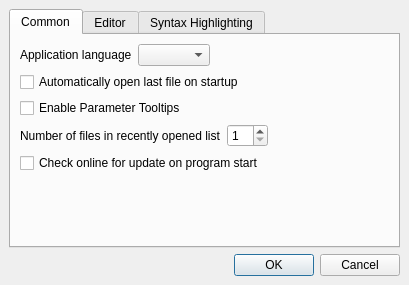
Above: src/UiGuiSettingsDialog.ui from danblakemore/universal-indent-gui before the change. Below: the same form after it.
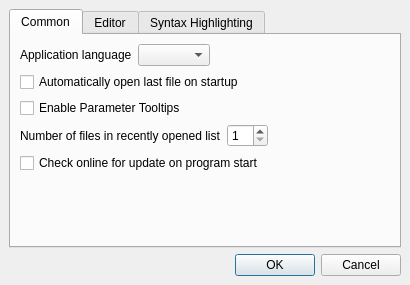
That is the form after the change. Icons and pictures are not drawn.

```diff
--- a/src/UiGuiSettingsDialog.ui
+++ b/src/UiGuiSettingsDialog.ui
@@ -9,7 +9,7 @@
    <rect>
     <x>0</x>
     <y>0</y>
-    <width>409</width>
+    <width>410</width>
     <height>285</height>
    </rect>
   </property>
```
